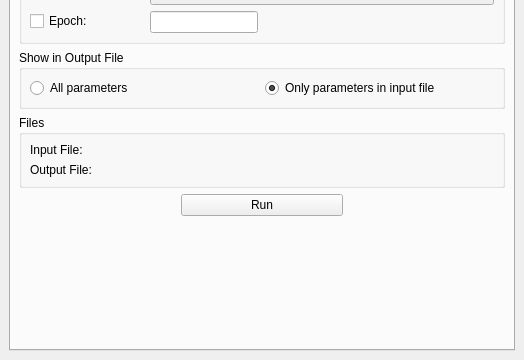
KDE/kstars, file kstars/tools/modcalcapcoord.ui: the form before one commit; both pictures show x 0 to 524 and y 174 to 534 of the 524 by 534 pixel window.
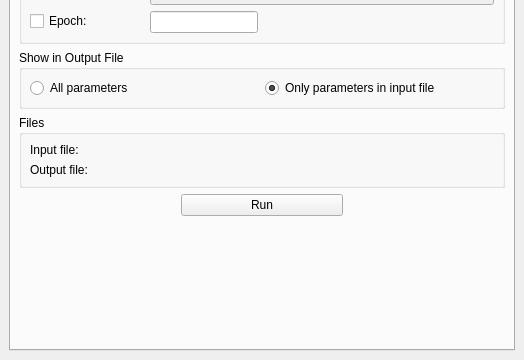
The form after the commit. The open tabs and pages were chosen to show the change. Custom widgets are drawn as their Qt base class.

```diff
--- a/kstars/tools/modcalcapcoord.ui
+++ b/kstars/tools/modcalcapcoord.ui
@@ -661,14 +661,14 @@
           <item row="0" column="0">
            <widget class="QLabel" name="label_3">
             <property name="text">
-             <string>Input File:</string>
+             <string>Input file:</string>
             </property>
            </widget>
           </item>
           <item row="1" column="0">
            <widget class="QLabel" name="label_4">
             <property name="text">
-             <string>Output File:</string>
+             <string>Output file:</string>
             </property>
            </widget>
           </item>
```
